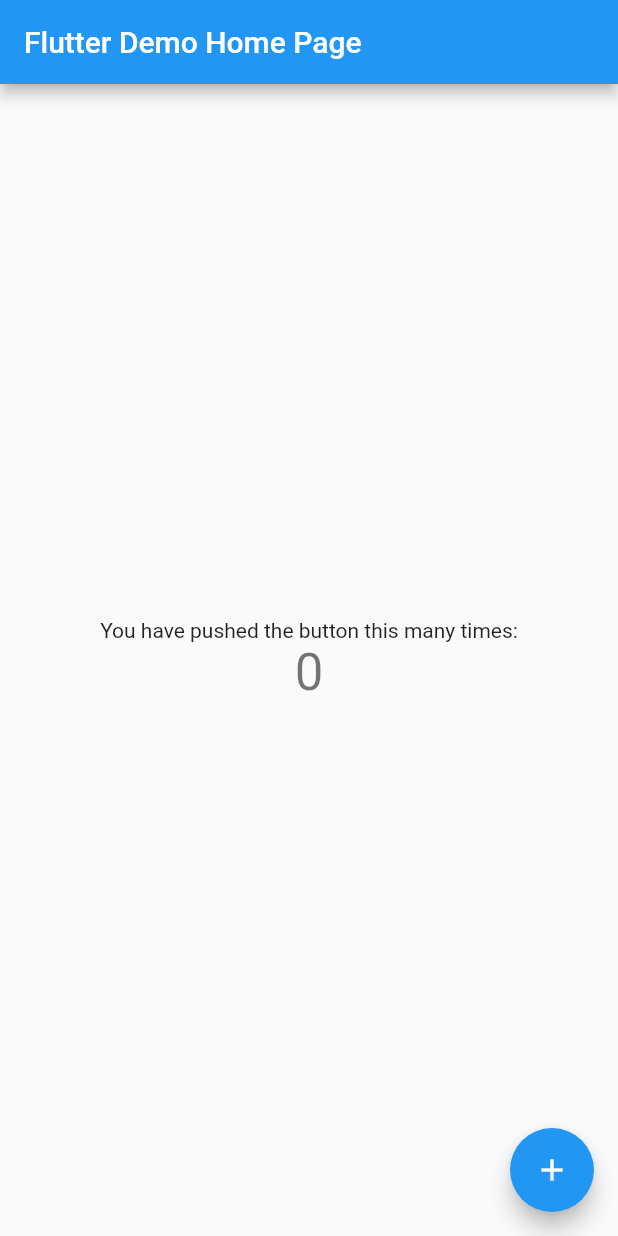
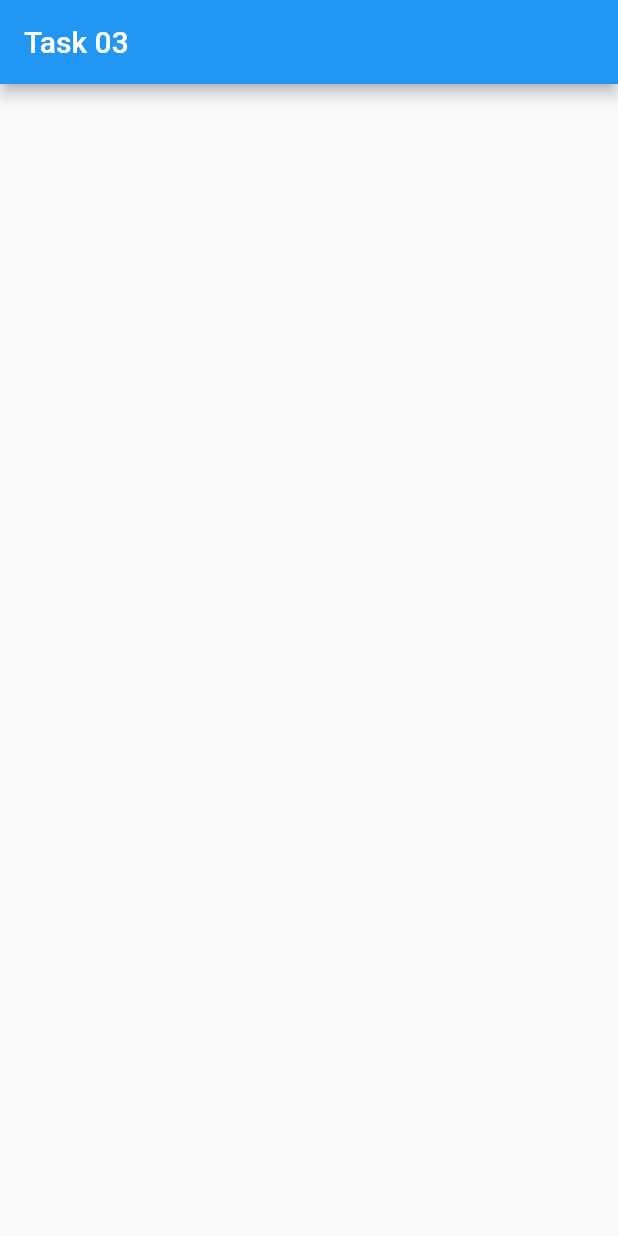
Before and after one commit to doiko123/queens_tech_lab_learning, a Flutter app: the screen it shows after launch, on a phone screen of 412 x 824 dp. Run offline on Flutter 3.47's test engine with Material 2 defaults, Android fonts, the phone set to English and light mode, and no system bars; our stand-ins replace fluttertoast.

Commit message:
task_03のmain.dartについて事前に不要なコメントやWidgetを削除（PRを見やすくするため）

```diff
--- a/task_03/lib/main.dart
+++ b/task_03/lib/main.dart
@@ -7,39 +7,20 @@ void main() {
 class MyApp extends StatelessWidget {
   const MyApp({Key? key}) : super(key: key);
 
-  // This widget is the root of your application.
   @override
   Widget build(BuildContext context) {
     return MaterialApp(
-      title: 'Flutter Demo',
+      title: 'Task 03',
       theme: ThemeData(
-        // This is the theme of your application.
-        //
-        // Try running your application with "flutter run". You'll see the
-        // application has a blue toolbar. Then, without quitting the app, try
-        // changing the primarySwatch below to Colors.green and then invoke
-        // "hot reload" (press "r" in the console where you ran "flutter run",
-        // or simply save your changes to "hot reload" in a Flutter IDE).
-        // Notice that the counter didn't reset back to zero; the application
-        // is not restarted.
         primarySwatch: Colors.blue,
       ),
-      home: const MyHomePage(title: 'Flutter Demo Home Page'),
+      home: const MyHomePage(title: 'Task 03'),
     );
   }
 }
 
 class MyHomePage extends StatefulWidget {
   const MyHomePage({Key? key, required this.title}) : super(key: key);
-
-  // This widget is the home page of your application. It is stateful, meaning
-  // that it has a State object (defined below) that contains fields that affect
-  // how it looks.
-
-  // This class is the configuration for the state. It holds the values (in this
-  // case the title) provided by the parent (in this case the App widget) and
-  // used by the build method of the State. Fields in a Widget subclass are
-  // always marked "final".
 
   final String title;
 
@@ -48,68 +29,13 @@ class MyHomePage extends StatefulWidget {
 }
 
 class _MyHomePageState extends State<MyHomePage> {
-  int _counter = 0;
-
-  void _incrementCounter() {
-    setState(() {
-      // This call to setState tells the Flutter framework that something has
-      // changed in this State, which causes it to rerun the build method below
-      // so that the display can reflect the updated values. If we changed
-      // _counter without calling setState(), then the build method would not be
-      // called again, and so nothing would appear to happen.
-      _counter++;
-    });
-  }
-
   @override
   Widget build(BuildContext context) {
-    // This method is rerun every time setState is called, for instance as done
-    // by the _incrementCounter method above.
-    //
-    // The Flutter framework has been optimized to make rerunning build methods
-    // fast, so that you can just rebuild anything that needs updating rather
-    // than having to individually change instances of widgets.
     return Scaffold(
       appBar: AppBar(
-        // Here we take the value from the MyHomePage object that was created by
-        // the App.build method, and use it to set our appbar title.
         title: Text(widget.title),
       ),
-      body: Center(
-        // Center is a layout widget. It takes a single child and positions it
-        // in the middle of the parent.
-        child: Column(
-          // Column is also a layout widget. It takes a list of children and
-          // arranges them vertically. By default, it sizes itself to fit its
-          // children horizontally, and tries to be as tall as its parent.
-          //
-          // Invoke "debug painting" (press "p" in the console, choose the
-          // "Toggle Debug Paint" action from the Flutter Inspector in Android
-          // Studio, or the "Toggle Debug Paint" command in Visual Studio Code)
-          // to see the wireframe for each widget.
-          //
-          // Column has various properties to control how it sizes itself and
-          // how it positions its children. Here we use mainAxisAlignment to
-          // center the children vertically; the main axis here is the vertical
-          // axis because Columns are vertical (the cross axis would be
-          // horizontal).
-          mainAxisAlignment: MainAxisAlignment.center,
-          children: <Widget>[
-            const Text(
-              'You have pushed the button this many times:',
-            ),
-            Text(
-              '$_counter',
-              style: Theme.of(context).textTheme.headline4,
-            ),
-          ],
-        ),
-      ),
-      floatingActionButton: FloatingActionButton(
-        onPressed: _incrementCounter,
-        tooltip: 'Increment',
-        child: const Icon(Icons.add),
-      ), // This trailing comma makes auto-formatting nicer for build methods.
+      body: Container(),
     );
   }
 }
```
